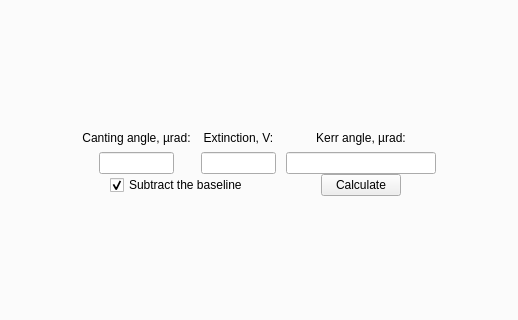
mlz-ictrl/nicos, file nicos_jcns/moke01/gui/mokehistory.ui: the form before one commit; both pictures show x 349 to 867 and y 152 to 472 of the 960 by 600 pixel window.
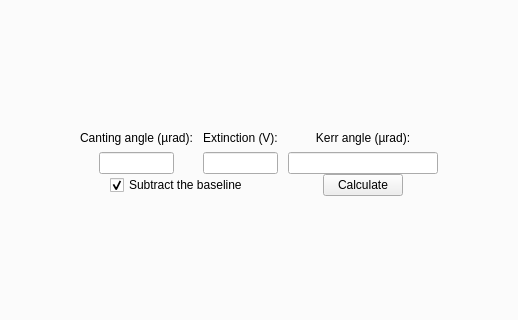
The form after the commit.

```diff
--- a/nicos_jcns/moke01/gui/mokehistory.ui
+++ b/nicos_jcns/moke01/gui/mokehistory.ui
@@ -124,7 +124,7 @@
             </size>
            </property>
            <property name="text">
-            <string>Canting angle, µrad:</string>
+            <string>Canting angle (µrad):</string>
            </property>
            <property name="alignment">
             <set>Qt::AlignCenter</set>
@@ -149,7 +149,7 @@
             </size>
            </property>
            <property name="text">
-            <string>Extinction, V:</string>
+            <string>Extinction (V):</string>
            </property>
            <property name="alignment">
             <set>Qt::AlignCenter</set>
@@ -169,7 +169,7 @@
            </property>
           </widget>
          </item>
-         <item row="1" column="3" alignment="Qt::AlignHCenter|Qt::AlignVCenter">
+         <item row="1" column="3" alignment="Qt::AlignCenter">
           <widget class="QLineEdit" name="ln_extinction">
            <property name="minimumSize">
             <size>
@@ -260,7 +260,7 @@
             </size>
            </property>
            <property name="text">
-            <string>Kerr angle, µrad:</string>
+            <string>Kerr angle (µrad):</string>
            </property>
            <property name="alignment">
             <set>Qt::AlignCenter</set>
@@ -286,7 +286,7 @@
            </property>
           </spacer>
          </item>
-         <item row="2" column="5" alignment="Qt::AlignHCenter|Qt::AlignVCenter">
+         <item row="2" column="5" alignment="Qt::AlignCenter">
           <widget class="QPushButton" name="btn_calc">
            <property name="minimumSize">
             <size>
```
Left out of the diff: 2 changed lines with no effect on the pictures.
